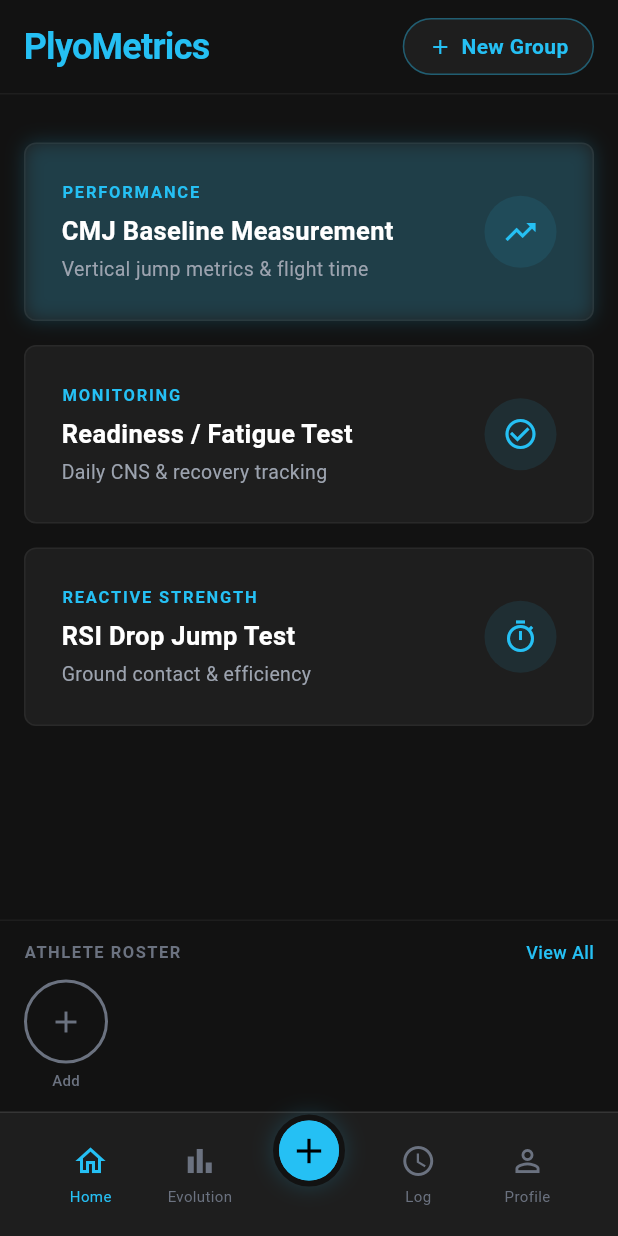
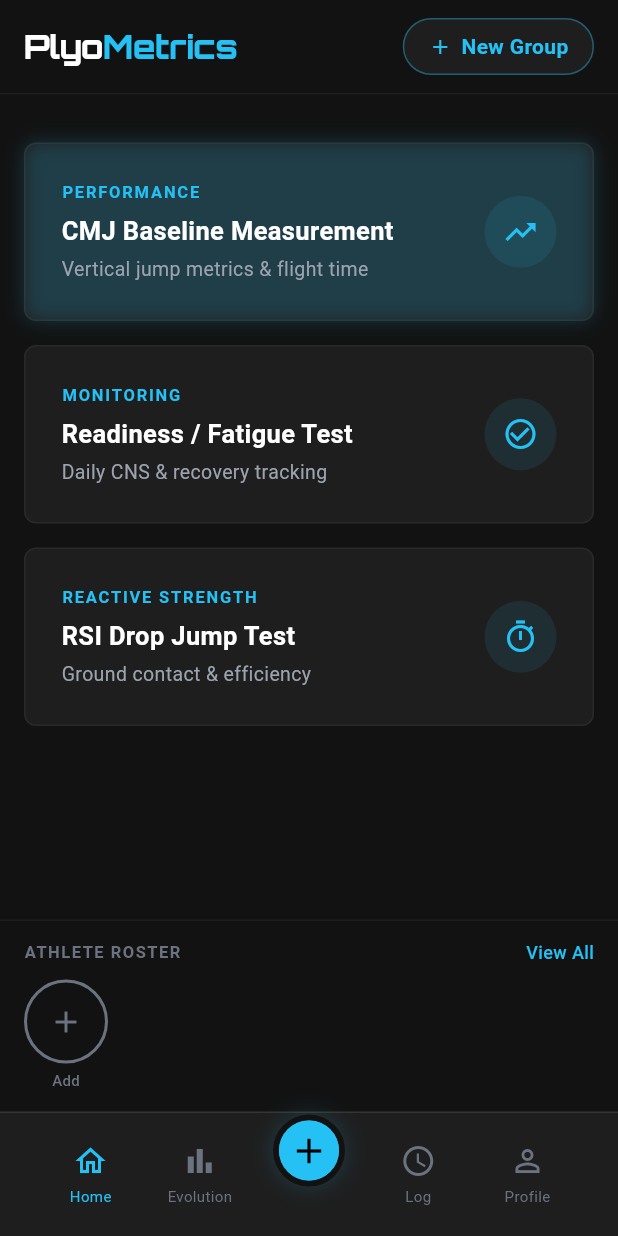
Before and after one commit to GF3000/PlyoMetrics, a Flutter app: the screen it shows after launch, on a phone screen of 412 x 824 dp. Run offline on Flutter 3.47's test engine with Material 3 defaults, Android fonts, the phone set to English and light mode, and no system bars; our stand-ins replace fl_chart, flutter_riverpod, google_fonts, image_picker, isar, video_player; missing offline and left inert: ffmpeg_kit_flutter_new; accounts and stored records are empty; generated files the repository leaves out were written again; Roboto replaces fonts that are missing (Lexend).

Commit message:
feat: enhance app title with Orbitron font and split styling
Added `google_fonts` dependency and updated dashboard title from plain Text to RichText using GoogleFonts.orbitron(). "Plyo" is white, "Metrics" uses brand color for improved visual branding and modern sci-fi aesthetic.

```diff
--- a/lib/screens/dashboard_screen.dart
+++ b/lib/screens/dashboard_screen.dart
@@ -1,5 +1,6 @@
 import 'package:flutter/material.dart';
 import 'package:flutter_riverpod/flutter_riverpod.dart';
+import 'package:google_fonts/google_fonts.dart';
 import '../core/theme.dart';
 import '../models/athlete.dart';
 import '../models/athlete_group.dart';
@@ -102,16 +103,31 @@
       child: Row(
         mainAxisAlignment: MainAxisAlignment.spaceBetween,
         children: [
-          const Text(
-            'PlyoMetrics',
-            style: TextStyle(
-              fontSize: 24,
-              fontWeight: FontWeight.w700,
-              color: AppColors.brand,
-              letterSpacing: -0.5,
-            ),
-          ),
-          groupsAsync.when(
+           RichText(
+             text: TextSpan(
+               children: [
+                 TextSpan(
+                   text: 'Plyo',
+                   style: GoogleFonts.orbitron(
+                     fontSize: 22,
+                     fontWeight: FontWeight.w800,
+                     color: Colors.white,
+                     letterSpacing: -0.5,
+                   ),
+                 ),
+                 TextSpan(
+                   text: 'Metrics',
+                   style: GoogleFonts.orbitron(
+                     fontSize: 22,
+                     fontWeight: FontWeight.w800,
+                     color: AppColors.brand,
+                     letterSpacing: -0.5,
+                   ),
+                 ),
+               ],
+             ),
+           ),
+           groupsAsync.when(
             loading: () => const SizedBox(
               width: 16,
               height: 16,
--- a/pubspec.yaml
+++ b/pubspec.yaml
@@ -44,6 +44,7 @@
   path_provider: ^2.1.5
   image_picker: ^1.1.2
   ffmpeg_kit_flutter_new: ^4.1.0
+  google_fonts: ^6.2.1
 
 dev_dependencies:
   flutter_test:
```
Also changed, not shown: pubspec.lock.
